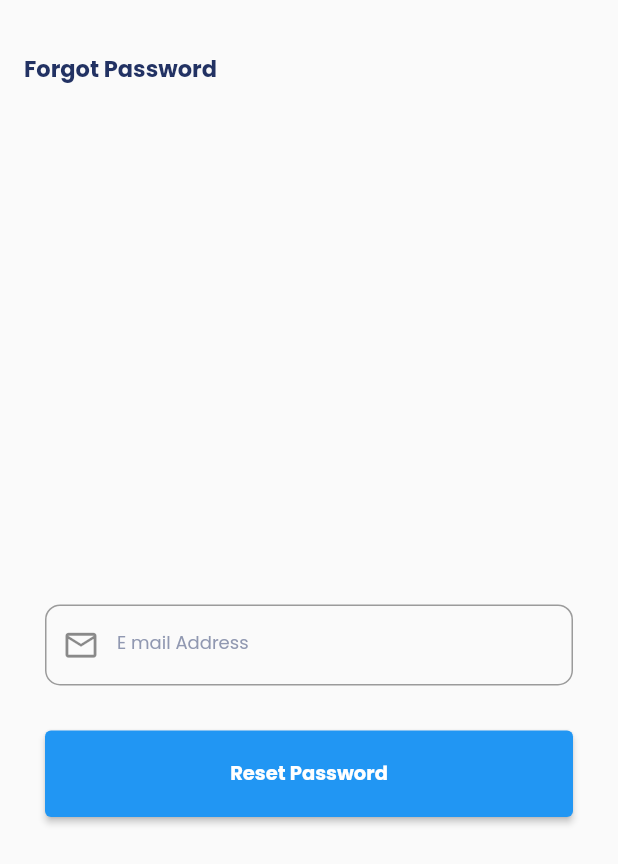
After one commit to a-r-s-h-a-d/smartbuy, a Flutter app: the screen it shows after launch, after a tap on "Forgot Password?", on a phone screen of 412 x 824 dp. The commit adds this screen. Shown: the top 864 px of the screen. Run offline on Flutter 3.47's test engine with Material 2 defaults, Android fonts, the light colour scheme and no system bars; our stand-ins replace cached_network_image, carousel_slider, firebase_auth, firebase_core, flutter_rating_bar, flutter_signin_button and 2 more; accounts and stored records are empty; network calls fail.

Commit message:
sign in,sign up &reset password finished

```diff
--- a/lib/main.dart
+++ b/lib/main.dart
@@ -1,10 +1,15 @@
 import 'package:flutter/material.dart';
+import 'package:firebase_core/firebase_core.dart';
 import 'package:get/get_navigation/src/root/get_material_app.dart';
 import 'package:smartbuy/presentation/splash/screen_splash.dart';
 
-void main(List<String> args) {
+Future main() async {
+  WidgetsFlutterBinding.ensureInitialized();
+  await Firebase.initializeApp();
   runApp(const MyApp());
 }
+
+final navigatorKey = GlobalKey<NavigatorState>();
 
 class MyApp extends StatelessWidget {
   const MyApp({super.key});
@@ -12,6 +17,7 @@ class MyApp extends StatelessWidget {
   @override
   Widget build(BuildContext context) {
     return GetMaterialApp(
+      navigatorKey: navigatorKey,
       debugShowCheckedModeBanner: false,
       theme: ThemeData(
         primarySwatch: Colors.blue,
--- a/lib/presentation/account/screen_account.dart
+++ b/lib/presentation/account/screen_account.dart
@@ -1,10 +1,9 @@
+import 'package:firebase_auth/firebase_auth.dart';
 import 'package:flutter/material.dart';
-import 'package:get/get.dart';
 import 'package:smartbuy/core/colors/colors.dart';
 import 'package:smartbuy/core/constants.dart';
 import 'package:smartbuy/presentation/account/widgets/account_tile.dart';
 import 'package:smartbuy/presentation/address/screen_address.dart';
-import 'package:smartbuy/presentation/login/screen_login.dart';
 import 'package:smartbuy/presentation/order/screen_order.dart';
 import 'package:smartbuy/presentation/payment/screen_payment.dart';
 import 'package:smartbuy/presentation/profile/screen_profile.dart';
@@ -27,7 +26,7 @@ class ScreenAccount extends StatelessWidget {
               Padding(
                 padding: const EdgeInsets.only(right: 10.0),
                 child: IconButton(
-                  onPressed: () => Get.offAll(() => ScreenLogin()),
+                  onPressed: () => FirebaseAuth.instance.signOut(),
                   icon: const Icon(Icons.exit_to_app),
                   color: kDarkColor,
                   iconSize: 30,
--- /dev/null
+++ b/lib/presentation/forgot_password/screen_forgot_password.dart
@@ -0,0 +1,62 @@
+import 'package:flutter/material.dart';
+import 'package:smartbuy/core/colors/colors.dart';
+import 'package:smartbuy/core/constants.dart';
+import 'package:smartbuy/methods/forgot_password/forgot_password.dart';
+import 'package:smartbuy/presentation/widgets/custom_text_form_field.dart';
+
+class ScreenForgotPassword extends StatelessWidget {
+  ScreenForgotPassword({super.key});
+
+  final TextEditingController emailController = TextEditingController();
+  @override
+  Widget build(BuildContext context) {
+    final height = MediaQuery.of(context).size.height;
+    final width = MediaQuery.of(context).size.width;
+    return Scaffold(
+      resizeToAvoidBottomInset: false,
+      appBar: PreferredSize(
+        preferredSize: Size.fromHeight(height * 0.15),
+        child: AppBar(
+          iconTheme: const IconThemeData(color: Colors.black),
+          backgroundColor: Colors.transparent,
+          elevation: 0,
+          title: Padding(
+            padding: const EdgeInsets.only(top: 35.0),
+            child: boldTextStyle(15, kDarkColor, 'Forgot Password'),
+          ),
+          automaticallyImplyLeading: false,
+        ),
+      ),
+      body: Center(
+        child: SizedBox(
+            height: height,
+            child: Padding(
+              padding: const EdgeInsets.all(30.0),
+              child: Column(
+                mainAxisAlignment: MainAxisAlignment.center,
+                children: [
+                  CustomTextFormField(
+                    icon: Icons.email_outlined,
+                    label: 'E mail Address',
+                    keyboardType: TextInputType.emailAddress,
+                    controller: emailController,
+                    validator: (value) {
+                      return;
+                    },
+                  ),
+                  kheight30,
+                  SizedBox(
+                    height: height * 0.07,
+                    width: width * 0.9,
+                    child: ElevatedButton(
+                      onPressed: () => resetPassword(context, emailController),
+                      child: boldTextStyle(13, kWhiteColor, 'Reset Password'),
+                    ),
+                  ),
+                ],
+              ),
+            )),
+      ),
+    );
+  }
+}
--- a/lib/presentation/login/screen_login.dart
+++ b/lib/presentation/login/screen_login.dart
@@ -3,7 +3,8 @@ import 'package:flutter_signin_button/flutter_signin_button.dart';
 import 'package:get/get.dart';
 import 'package:smartbuy/core/colors/colors.dart';
 import 'package:smartbuy/core/constants.dart';
-import 'package:smartbuy/presentation/main_page/screen_mainpage.dart';
+import 'package:smartbuy/methods/sign_in/sign_in.dart';
+import 'package:smartbuy/presentation/forgot_password/screen_forgot_password.dart';
 import 'package:smartbuy/presentation/registration/screen_registration.dart';
 import 'package:smartbuy/presentation/widgets/app_logo.dart';
 import 'package:smartbuy/presentation/widgets/custom_text_form_field.dart';
@@ -12,6 +13,8 @@ class ScreenLogin extends StatelessWidget {
   ScreenLogin({super.key});
 
   final formKey = GlobalKey<FormState>();
+  final TextEditingController emailController = TextEditingController();
+  final TextEditingController passwordController = TextEditingController();
 
   @override
   Widget build(BuildContext context) {
@@ -43,13 +46,8 @@ class ScreenLogin extends StatelessWidget {
                   icon: Icons.email_outlined,
                   label: 'Email ID',
                   keyboardType: TextInputType.emailAddress,
+                  controller: emailController,
                   validator: (value) {
-                    if (value.isEmpty || value == null) {
-                      return "email is required";
-                    }
-                    if (!RegExp(r'\S+@\S+\.\S+').hasMatch(value)) {
-                      return 'Invalid email';
-                    }
                     return null;
                   },
                 ),
@@ -58,13 +56,8 @@ class ScreenLogin extends StatelessWidget {
                   icon: Icons.lock_outline,
                   label: 'Password',
                   keyboardType: TextInputType.visiblePassword,
+                  controller: passwordController,
                   validator: (value) {
-                    var passNonNullValue = value ?? "";
-                    if (passNonNullValue.isEmpty) {
-                      return ("Password is required");
-                    } else if (passNonNullValue.length < 6) {
-                      return ("Password Must be more than 5 characters");
-                    }
                     return null;
                   },
                 ),
@@ -73,12 +66,8 @@ class ScreenLogin extends StatelessWidget {
                   height: height * 0.07,
                   width: width * 0.9,
                   child: ElevatedButton(
-                    onPressed: () {
-                      // if (formKey.currentState!.validate()) {
-                      //   Get.offAll(() => ScreenMainPage());
-                      // }
-                      Get.offAll(() => ScreenMainPage());
-                    },
+                    onPressed: () =>
+                        signIn(context, emailController, passwordController),
                     child: boldTextStyle(13, kWhiteColor, 'Sign In'),
                   ),
                 ),
@@ -118,14 +107,17 @@ class ScreenLogin extends StatelessWidget {
                   text: "Login With fb",
                 ),
                 SizedBox(height: height * 0.02),
-                regularTextStyle(12, kSilver, "Forgot Password?")!,
+                InkWell(
+                  onTap: () => Get.to(() => ScreenForgotPassword()),
+                  child: regularTextStyle(12, kSilver, "Forgot Password?")!,
+                ),
                 SizedBox(height: height * 0.02),
                 Row(
                   mainAxisAlignment: MainAxisAlignment.center,
                   children: [
                     regularTextStyle(12, kSilver, "Don't have an Account?")!,
                     GestureDetector(
-                      child: boldTextStyle(14, kBlueColor, '\tRegister')!,
+                      child: boldTextStyle(14, kBlueColor, '\tSign Up')!,
                       onTap: () {
                         Get.to(() => ScreenRegistration());
                       },
--- /dev/null
+++ b/lib/presentation/splash/screen_intermediate.dart
@@ -0,0 +1,22 @@
+import 'package:firebase_auth/firebase_auth.dart';
+import 'package:flutter/material.dart';
+import 'package:smartbuy/presentation/login/screen_login.dart';
+import 'package:smartbuy/presentation/main_page/screen_mainpage.dart';
+
+class ScreenIntermediate extends StatelessWidget {
+  const ScreenIntermediate({super.key});
+
+  @override
+  Widget build(BuildContext context) {
+    return StreamBuilder(
+      stream: FirebaseAuth.instance.authStateChanges(),
+      builder: (context, snapshot) {
+        if (snapshot.hasData) {
+          return ScreenMainPage();
+        } else {
+          return ScreenLogin();
+        }
+      },
+    );
+  }
+}
--- a/lib/presentation/splash/screen_splash.dart
+++ b/lib/presentation/splash/screen_splash.dart
@@ -1,8 +1,7 @@
 import 'package:flutter/material.dart';
-import 'package:get/get_navigation/src/extension_navigation.dart';
-import 'package:get/state_manager.dart';
+import 'package:get/get.dart';
 import 'package:smartbuy/core/colors/colors.dart';
-import 'package:smartbuy/presentation/login/screen_login.dart';
+import 'package:smartbuy/presentation/splash/screen_intermediate.dart';
 import 'package:smartbuy/presentation/widgets/app_logo.dart';
 
 class ScreenSplash extends StatelessWidget {
@@ -11,7 +10,7 @@ class ScreenSplash extends StatelessWidget {
   void initState(BuildContext context) {
     Future.delayed(
       const Duration(seconds: 3),
-      () => Get.off(() => ScreenLogin()),
+      () => Get.off(() => const ScreenIntermediate()),
     );
   }
 
--- a/pubspec.yaml
+++ b/pubspec.yaml
@@ -31,7 +31,9 @@ environment:
 dependencies:
   cached_network_image: ^3.2.3
   carousel_slider: ^4.2.0
+  cloud_firestore: ^4.3.0
   cupertino_icons: ^1.0.2
+  firebase_auth: ^4.2.3
   flutter:
     sdk: flutter
   flutter_rating_bar: ^4.0.1
```
Also changed, not shown: lib/methods/forgot_password/forgot_password.dart (added, +21 -0 lines), lib/methods/sign_in/sign_in.dart (added, +24 -0 lines), lib/methods/sign_up/sign_up.dart (added, +31 -0 lines), lib/presentation/registration/screen_registration.dart (+13 -56 lines), pubspec.lock, 4 other files.
